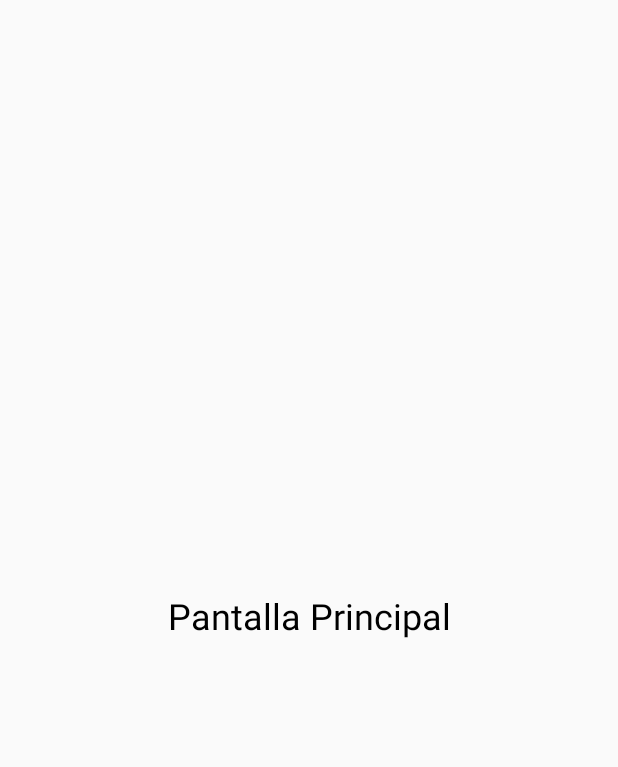
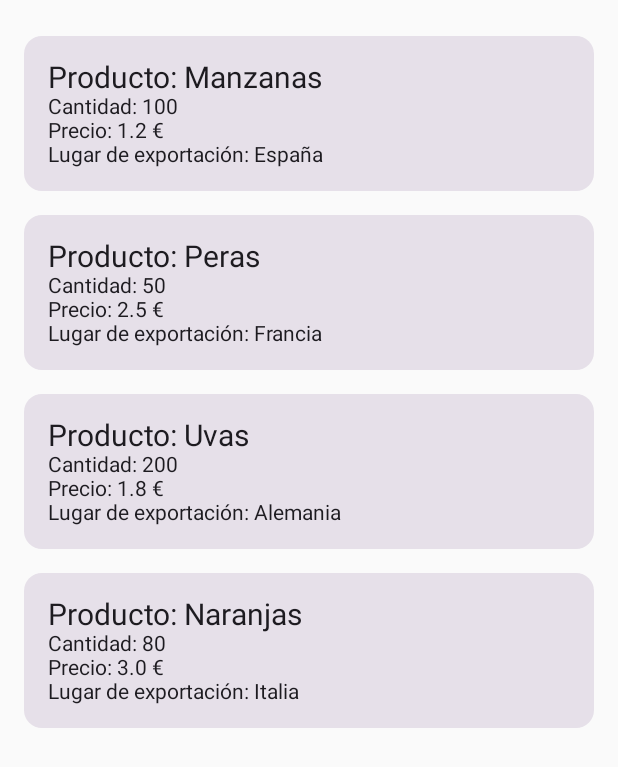
Before and after one commit to MikeBrevis/michel_brevis_HERPM1305-Examen-, an Android app built with Jetpack Compose: the screen it shows after launch (MainActivity), on a phone screen of 412 x 824 dp. Shown: the top 767 px of the screen. Run offline under Robolectric (Android 15) with nearby library versions, the phone set to English and light mode, and no system bars.

Commit message:
product list

```diff
--- a/app/src/main/java/com/example/michel_brevis_herpm1305/MainActivity.kt
+++ b/app/src/main/java/com/example/michel_brevis_herpm1305/MainActivity.kt
@@ -3,23 +3,62 @@ package com.example.michel_brevis_herpm1305
 import android.os.Bundle
 import androidx.activity.ComponentActivity
 import androidx.activity.compose.setContent
-import androidx.compose.foundation.layout.Box
-import androidx.compose.foundation.layout.fillMaxSize
+import androidx.compose.foundation.layout.*
+import androidx.compose.foundation.lazy.LazyColumn
+import androidx.compose.material3.Card
 import androidx.compose.material3.Text
-import androidx.compose.ui.Alignment
+import androidx.compose.runtime.Composable
 import androidx.compose.ui.Modifier
+import androidx.compose.ui.unit.dp
 import androidx.compose.ui.unit.sp
 
 class MainActivity : ComponentActivity() {
     override fun onCreate(savedInstanceState: Bundle?) {
         super.onCreate(savedInstanceState)
         setContent {
-            Box(
-                modifier = Modifier.fillMaxSize(),
-                contentAlignment = Alignment.Center
-            ) {
-                Text(text = "Pantalla Principal", fontSize = 24.sp)
-            }
+            ProductListScreen()
         }
     }
 }
+
+// Pantalla principal con lista de productos
+@Composable
+fun ProductListScreen() {
+    val sampleProducts = listOf(
+        Product("Manzanas", 100, 1.2, "España"),
+        Product("Peras", 50, 2.5, "Francia"),
+        Product("Uvas", 200, 1.8, "Alemania"),
+        Product("Naranjas", 80, 3.0, "Italia")
+    )
+
+    LazyColumn(modifier = Modifier.fillMaxSize().padding(16.dp)) {
+        items(sampleProducts.size) { index ->
+            ProductCard(product = sampleProducts[index])
+        }
+    }
+}
+
+// Modelo de datos para un producto
+data class Product(
+    val name: String,
+    val quantity: Int,
+    val priceEuro: Double,
+    val destination: String
+)
+
+// Tarjeta que muestra información de un producto
+@Composable
+fun ProductCard(product: Product) {
+    Card(
+        modifier = Modifier
+            .fillMaxWidth()
+            .padding(vertical = 8.dp)
+    ) {
+        Column(modifier = Modifier.padding(16.dp)) {
+            Text(text = "Producto: ${product.name}", fontSize = 20.sp)
+            Text(text = "Cantidad: ${product.quantity}")
+            Text(text = "Precio: ${product.priceEuro} €")
+            Text(text = "Lugar de exportación: ${product.destination}")
+        }
+    }
+}
```
